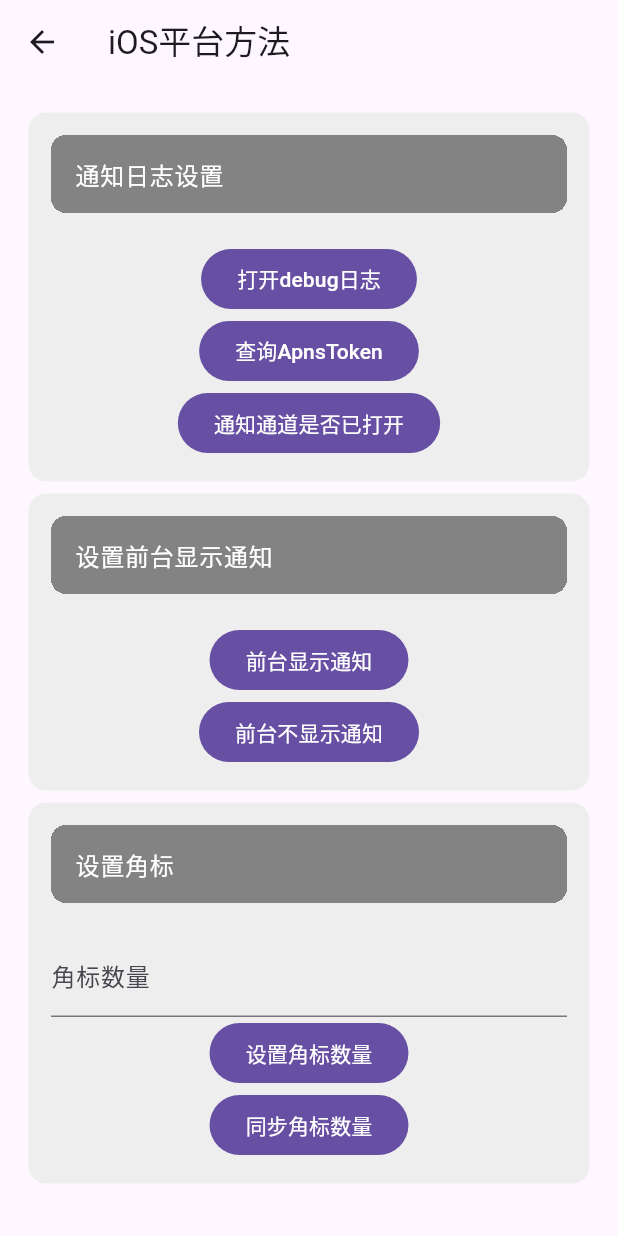
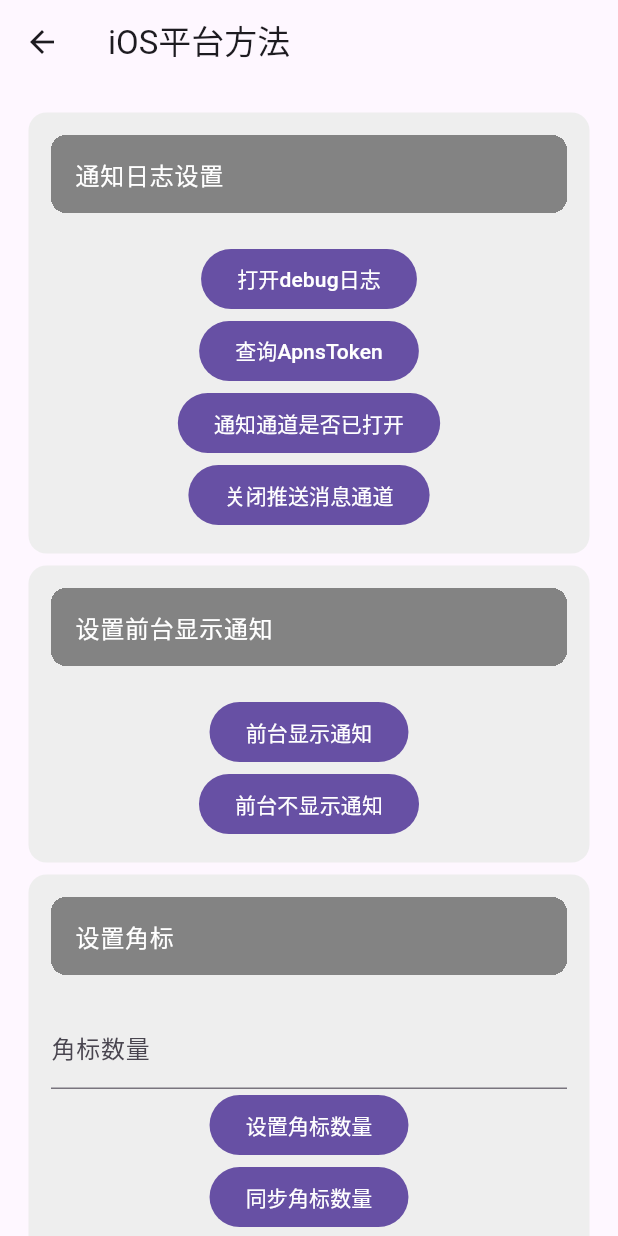
Before and after one commit to OpenMindOpenWorld/aliyun-push-flutter-plugin, a Flutter app: the IOSPage screen opened directly, on a phone screen of 412 x 824 dp. Run offline on Flutter 3.47's test engine with Material 3 defaults, Android fonts, the phone set to English and light mode, and no system bars; our stand-ins replace dropdown_button2, plugin_platform_interface; missing offline and left inert: material_dialogs.

Commit message:
:construction: update example

```diff
--- a/example/lib/ios.dart
+++ b/example/lib/ios.dart
@@ -68,6 +68,19 @@ class _IOSPageState extends BaseState<IOSPage> {
         }
       },
       child: const Text('通知通道是否已打开'),
+    ));
+
+    children.add(FilledButton(
+      onPressed: () async {
+        var result = await _aliyunPush.closeCCPChannel();
+        var code = result['code'];
+        if (code == kAliyunPushSuccessCode) {
+          showOkDialog('关闭推送消息通道成功');
+        } else {
+          showErrorDialog('关闭推送消息通道失败');
+        }
+      },
+      child: const Text('关闭推送消息通道'),
     ));
 
     return cardBuilder(Column(children: children));
```
Also changed, not shown: 2 other files.
